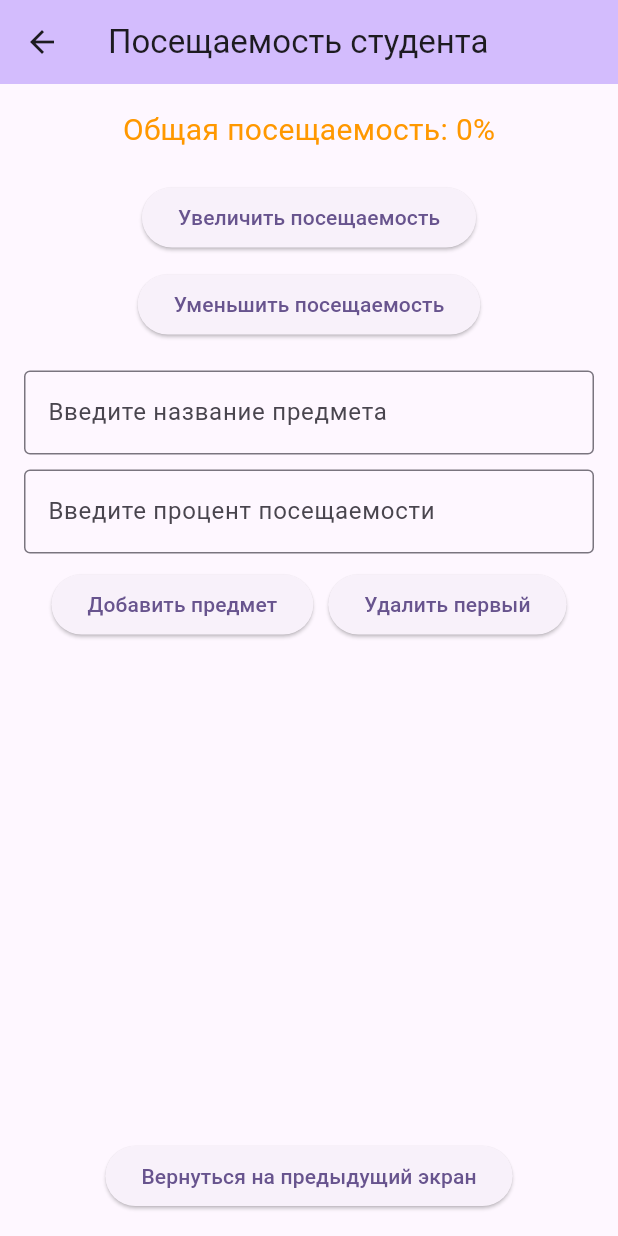
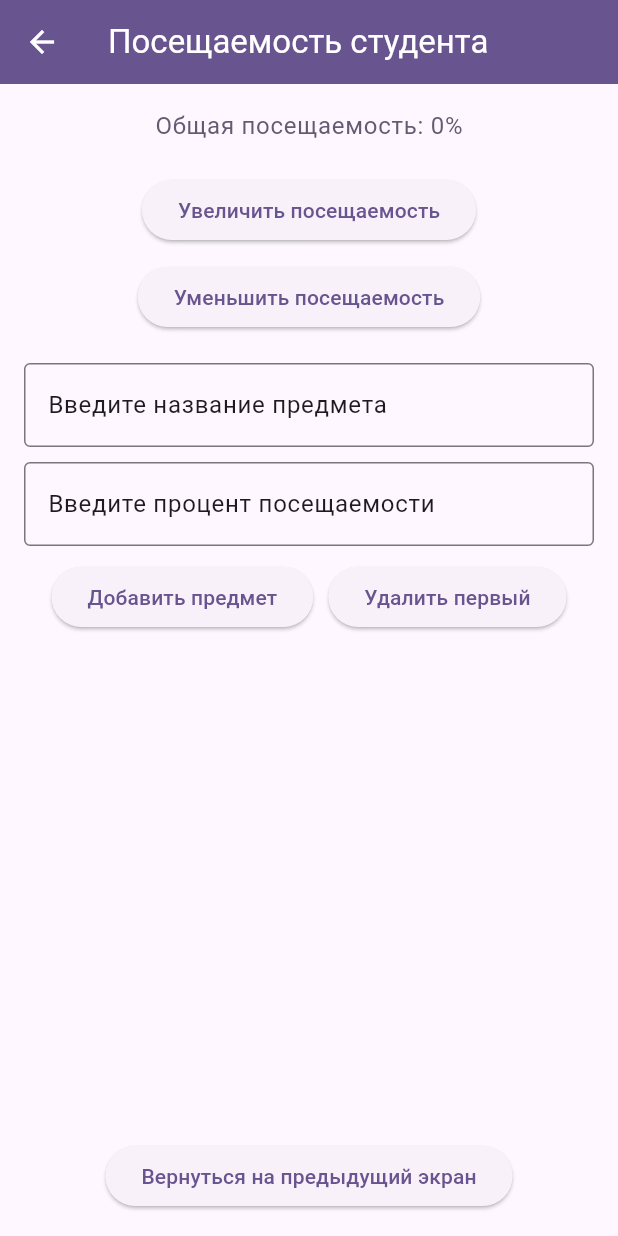
Before and after one commit to vasich122/Flutter_practice, a Flutter app: the AttendanceScreen screen opened directly with empty values, on a phone screen of 412 x 824 dp. Run offline on Flutter 3.47's test engine with Material 3 defaults, Android fonts, the phone set to English and light mode, and no system bars.

```diff
--- a/lib/attendance_screen.dart
+++ b/lib/features/attendance/screens/attendance_screen.dart
@@ -11,7 +11,7 @@ class AttendanceScreen extends StatefulWidget {
 
 class _AttendanceScreenState extends State<AttendanceScreen> {
   late int _attendance;
-  final List<Map<String, dynamic>> _subjects = []; // список предметов с посещаемостью
+  final List<Map<String, dynamic>> _subjects = [];
 
   final TextEditingController _subjectController = TextEditingController();
   final TextEditingController _percentController = TextEditingController();
@@ -63,10 +63,14 @@ class _AttendanceScreenState extends State<AttendanceScreen> {
 
   @override
   Widget build(BuildContext context) {
+    final colorScheme = Theme.of(context).colorScheme;
+    final textTheme = Theme.of(context).textTheme;
+
     return Scaffold(
       appBar: AppBar(
         title: const Text('Посещаемость студента'),
-        backgroundColor: Theme.of(context).colorScheme.inversePrimary,
+        backgroundColor: colorScheme.primary,
+        foregroundColor: colorScheme.onPrimary,
       ),
       body: Padding(
         padding: const EdgeInsets.all(16.0),
@@ -74,36 +78,37 @@ class _AttendanceScreenState extends State<AttendanceScreen> {
           children: [
             Text(
               'Общая посещаемость: $_attendance%',
-              style: const TextStyle(
-                fontSize: 20,
-                color: Colors.orange,
+              style: textTheme.bodyLarge?.copyWith(
+                color: colorScheme.secondary,
               ),
             ),
             const SizedBox(height: 20),
             ElevatedButton(
               onPressed: _increaseAttendance,
-              child: const Text('Увеличить посещаемость'),
+              child: Text('Увеличить посещаемость'),
             ),
             const SizedBox(height: 10),
             ElevatedButton(
               onPressed: _decreaseAttendance,
-              child: const Text('Уменьшить посещаемость'),
+              child: Text('Уменьшить посещаемость'),
             ),
             const SizedBox(height: 20),
             TextField(
               controller: _subjectController,
-              decoration: const InputDecoration(
+              decoration: InputDecoration(
                 border: OutlineInputBorder(),
                 labelText: 'Введите название предмета',
+                labelStyle: TextStyle(color: colorScheme.onSurface),
               ),
             ),
             const SizedBox(height: 10),
             TextField(
               controller: _percentController,
               keyboardType: TextInputType.number,
-              decoration: const InputDecoration(
+              decoration: InputDecoration(
                 border: OutlineInputBorder(),
                 labelText: 'Введите процент посещаемости',
+                labelStyle: TextStyle(color: colorScheme.onSurface),
               ),
             ),
             const SizedBox(height: 10),
@@ -113,12 +118,12 @@ class _AttendanceScreenState extends State<AttendanceScreen> {
               children: [
                 ElevatedButton(
                   onPressed: _addSubject,
-                  child: const Text('Добавить предмет'),
+                  child: Text('Добавить предмет'),
                 ),
                 const SizedBox(width: 10),
                 ElevatedButton(
                   onPressed: _removeFirstSubject,
-                  child: const Text('Удалить первый'),
+                  child: Text('Удалить первый'),
                 ),
               ],
             ),
@@ -132,13 +137,12 @@ class _AttendanceScreenState extends State<AttendanceScreen> {
                         (subject) => Column(
                       children: [
                         ListTile(
-                          leading:
-                          const Icon(Icons.book, color: Colors.blue),
+                          leading: Icon(Icons.book, color: colorScheme.primary),
                           title: Text(subject['subject']),
                           trailing: Text('${subject['percent']}%'),
                         ),
-                        const Divider(
-                          color: Colors.grey,
+                        Divider(
+                          color: colorScheme.outline,
                           height: 1,
                         ),
                       ],
@@ -152,7 +156,7 @@ class _AttendanceScreenState extends State<AttendanceScreen> {
             const SizedBox(height: 10),
             ElevatedButton(
               onPressed: _goBack,
-              child: const Text('Вернуться на предыдущий экран'),
+              child: Text('Вернуться на предыдущий экран'),
             ),
           ],
         ),
```
Also changed, not shown: lib/features/course/screens/course_screen.dart (renamed from lib/course_screen.dart, +21 -14 lines), lib/features/grade/screens/grade_form_screen.dart (added, +77 -0 lines), 3 other files.
